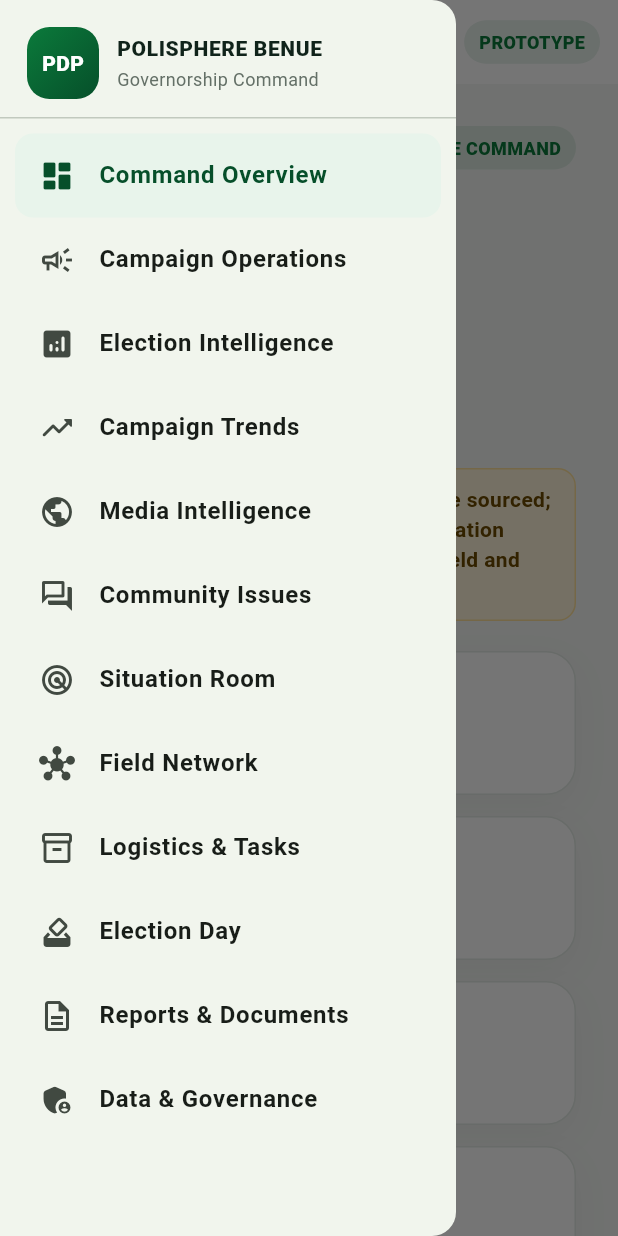
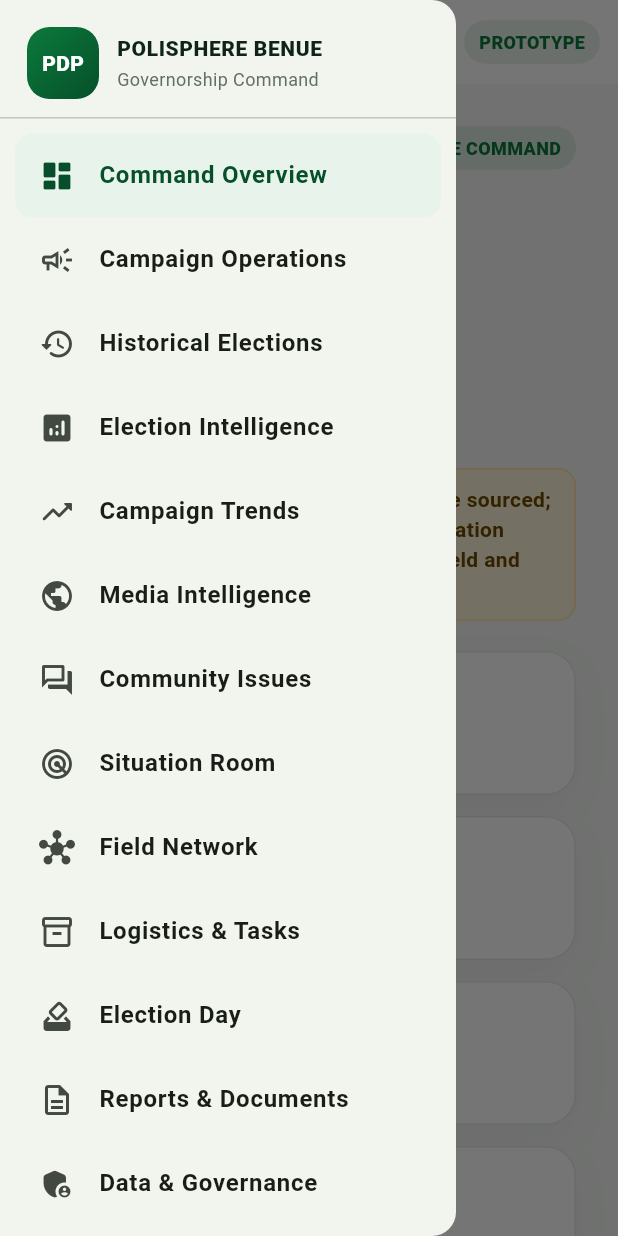
Before and after one commit to Bkzazzau1/benuestatepdp, a Flutter app: the screen it shows after launch, with the side drawer open, on a phone screen of 412 x 824 dp. Run offline on Flutter 3.47's test engine with Material 3 defaults, Android fonts, the phone set to English and light mode, and no system bars; Roboto replaces fonts that are missing (Arial).

Commit message:
Add dedicated Benue historical elections module

```diff
--- a/lib/benue/benue_app.dart
+++ b/lib/benue/benue_app.dart
@@ -1,4 +1,5 @@
 import 'package:flutter/material.dart';
+import 'analytics_pages.dart';
 import 'operations_pages.dart';
 import 'pages.dart';
 import 'widgets.dart';
@@ -49,6 +50,7 @@
   static const destinations = <_Destination>[
     _Destination('Command Overview', Icons.dashboard_rounded),
     _Destination('Campaign Operations', Icons.campaign_outlined),
+    _Destination('Historical Elections', Icons.history_rounded),
     _Destination('Election Intelligence', Icons.analytics_rounded),
     _Destination('Campaign Trends', Icons.trending_up_rounded),
     _Destination('Media Intelligence', Icons.public_rounded),
@@ -64,6 +66,7 @@
   static const pages = <Widget>[
     OverviewPage(),
     CampaignOperationsPage(),
+    HistoricalElectionsPage(),
     ElectionIntelligencePage(),
     CampaignTrendsPage(),
     MediaIntelligencePage(),
```
